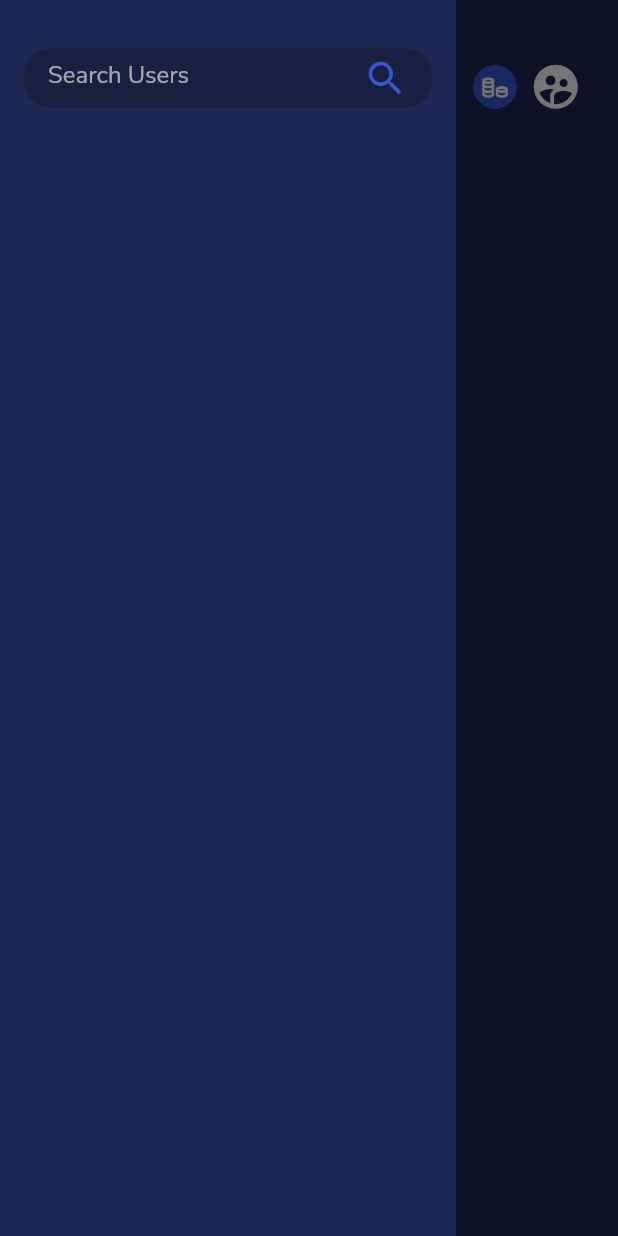
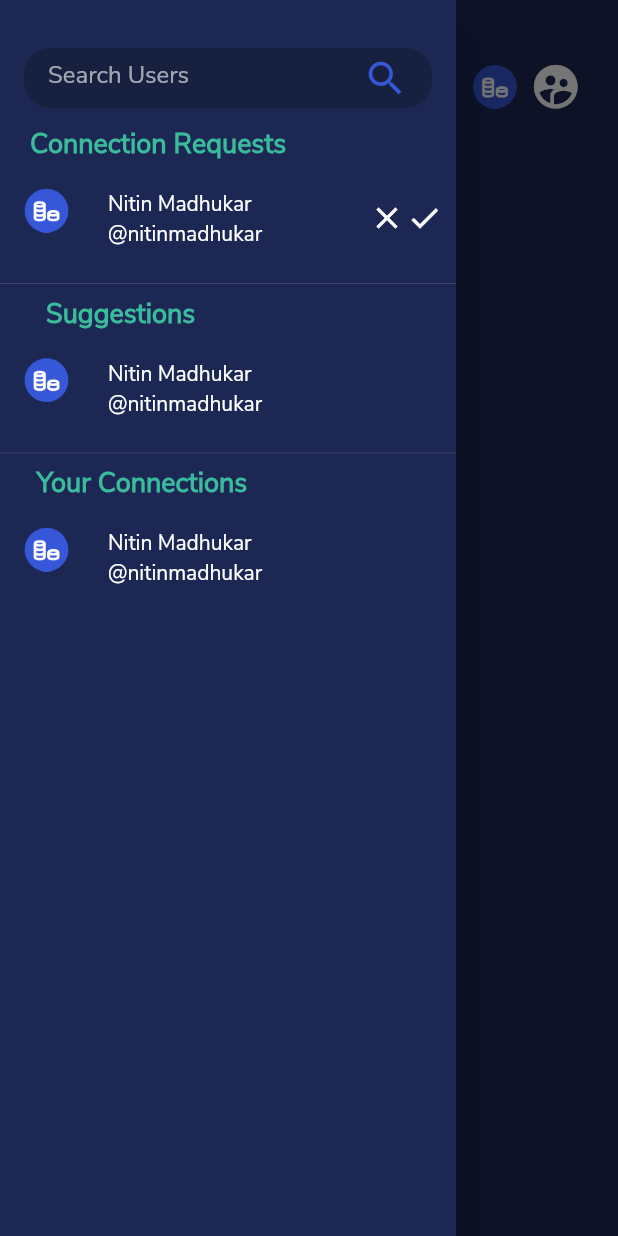
Before and after one commit to harchani-ritik/CoTrade, a Flutter app: the HomePage screen opened directly, with the side drawer open, on a phone screen of 412 x 824 dp. Run offline on Flutter 3.47's test engine with Material 2 defaults, Android fonts, the phone set to English and light mode, and no system bars; our stand-ins replace cloud_firestore, firebase_core, fluttertoast, modal_progress_hud, shared_preferences; accounts and stored records are empty.

Commit message:
Connections and Suggestions displayed with dummy data

```diff
--- /dev/null
+++ b/MobileApplication/co_trade/lib/components/search_bar.dart
@@ -0,0 +1,40 @@
+import 'package:co_trade/services/constants.dart';
+import 'package:flutter/material.dart';
+
+class CustomSearch extends StatelessWidget {
+  final Function onChange;
+  CustomSearch({this.onChange});
+
+  @override
+  Widget build(BuildContext context) {
+    return Container(
+      padding: EdgeInsets.symmetric(horizontal: 16),
+      decoration: BoxDecoration(
+        borderRadius: BorderRadius.all(Radius.circular(18)),
+        color: kDarkBlue,
+      ),
+      height: 40,
+      width: double.infinity,
+      child: Row(
+        children: [
+          Expanded(
+              child: TextFormField(
+                onChanged: onChange,
+                style: TextStyle(
+                  color: Colors.white,
+                ),
+                decoration: InputDecoration(
+                    hintText: 'Search Users',
+                    border: InputBorder.none),
+                cursorColor: Colors.white,
+              )),
+          Icon(
+            Icons.search,
+            size: 30,
+            color: kBrightBlue,
+          ),
+        ],
+      ),
+    );
+  }
+}
--- a/MobileApplication/co_trade/lib/home_page/home_page.dart
+++ b/MobileApplication/co_trade/lib/home_page/home_page.dart
@@ -1,5 +1,7 @@
+import 'package:cloud_firestore/cloud_firestore.dart';
 import 'package:co_trade/background/primary_template.dart';
 import 'package:co_trade/components/custom_button.dart';
+import 'package:co_trade/components/search_bar.dart';
 import 'package:co_trade/home_page/profile_page.dart';
 import 'package:co_trade/models/trader.dart';
 import 'package:co_trade/services/constants.dart';
@@ -17,6 +19,21 @@ class HomePage extends StatefulWidget {
 class _HomePageState extends State<HomePage> {
   bool isLoading = false;
   final GlobalKey _scaffoldKey = new GlobalKey();
+  List<Trader> recommendedTraders = [];
+
+  _fetchTraderRecommendation() async {
+    final db = FirebaseFirestore.instance;
+    await db.collection('user_data').get().then((value) => {
+          value.docs.forEach((element) {
+            //TODO: SOME CONDITION HERE
+            print(element.id);
+            var data = element.data();
+            recommendedTraders.add(
+                Trader(uid: element.id,fullName: data['name'], username: data['username']));
+          })
+        });
+    print(recommendedTraders.length);
+  }
 
   _signOut() async {
     setState(() => isLoading = true);
@@ -27,6 +44,12 @@ class _HomePageState extends State<HomePage> {
     setState(() => isLoading = false);
     Navigator.pushReplacement(
         context, MaterialPageRoute(builder: (context) => SignUpPage()));
+  }
+
+  @override
+  void initState() {
+    super.initState();
+    _fetchTraderRecommendation();
   }
 
   @override
@@ -45,37 +68,107 @@ class _HomePageState extends State<HomePage> {
             child: Column(
               children: [
                 Padding(
-                  padding:
-                      const EdgeInsets.symmetric(vertical: 32, horizontal: 16),
-                  child: Container(
-                    padding: EdgeInsets.symmetric(horizontal: 16),
-                    decoration: BoxDecoration(
-                      borderRadius: BorderRadius.all(Radius.circular(18)),
-                      color: kDarkBlue,
-                    ),
-                    height: 40,
-                    width: double.infinity,
+                  padding: const EdgeInsets.fromLTRB(16, 32, 16, 12),
+                  child: CustomSearch(
+                    onChange: (value) {
+                      print(value);
+                    },
+                  ),
+                ),
+                Align(
+                    alignment: Alignment(-0.7, 0),
+                    child: Text(
+                      'Connection Requests',
+                      style: TextStyle(
+                          color: kGreen,
+                          fontWeight: FontWeight.bold,
+                          fontSize: 18),
+                    )),
+                ListTile(
+                  leading: Image(
+                    height: 30,
+                    image: AssetImage('images/coins_icon.png'),
+                  ),
+                  title: Text(
+                    'Nitin Madhukar',
+                    style: TextStyle(color: Colors.white),
+                  ),
+                  subtitle: Text(
+                    '@nitinmadhukar',
+                    style: TextStyle(color: Colors.white),
+                  ),
+                  trailing: Container(
+                    width: 50,
                     child: Row(
                       children: [
-                        Expanded(
-                            child: TextFormField(
-                          style: TextStyle(
-                            color: Colors.white,
+                        Flexible(
+                          child: IconButton(
+                            icon: Icon(Icons.clear),
+                            onPressed: (){
+                              //TODO: REJECT
+                            },
                           ),
-                          decoration: InputDecoration(
-                              hintText: 'Search Users',
-                              border: InputBorder.none),
-                          cursorColor: Colors.white,
-                        )),
-                        Icon(
-                          Icons.search,
-                          size: 30,
-                          color: kBrightBlue,
+                        ),
+                        Flexible(
+                          child: IconButton(
+                            icon: Icon(Icons.check),
+                            onPressed: (){
+                              //TODO: REJECT
+                            },
+                          ),
                         ),
                       ],
                     ),
                   ),
-                )
+                ),
+                Divider(),
+                Align(
+                    alignment: Alignment(-0.7, 0),
+                    child: Text(
+                      'Suggestions',
+                      style: TextStyle(
+                          color: kGreen,
+                          fontWeight: FontWeight.bold,
+                          fontSize: 18),
+                    )),
+                ListTile(
+                  leading: Image(
+                    height: 30,
+                    image: AssetImage('images/coins_icon.png'),
+                  ),
+                  title: Text(
+                    'Nitin Madhukar',
+                    style: TextStyle(color: Colors.white),
+                  ),
+                  subtitle: Text(
+                    '@nitinmadhukar',
+                    style: TextStyle(color: Colors.white),
+                  ),
+                ),
+                Divider(),
+                Align(
+                    alignment: Alignment(-0.7, 0),
+                    child: Text(
+                      'Your Connections',
+                      style: TextStyle(
+                          color: kGreen,
+                          fontWeight: FontWeight.bold,
+                          fontSize: 18),
+                    )),
+                ListTile(
+                  leading: Image(
+                    height: 30,
+                    image: AssetImage('images/coins_icon.png'),
+                  ),
+                  title: Text(
+                    'Nitin Madhukar',
+                    style: TextStyle(color: Colors.white),
+                  ),
+                  subtitle: Text(
+                    '@nitinmadhukar',
+                    style: TextStyle(color: Colors.white),
+                  ),
+                ),
               ],
             ),
           ),
@@ -87,12 +180,13 @@ class _HomePageState extends State<HomePage> {
             child: Column(
               children: [
                 Padding(
-                  padding: const EdgeInsets.symmetric(vertical: 32,horizontal: 16),
+                  padding:
+                      const EdgeInsets.symmetric(vertical: 32, horizontal: 16),
                   child: Row(
                     mainAxisAlignment: MainAxisAlignment.spaceBetween,
                     children: [
                       GestureDetector(
-                        onTap:(){
+                        onTap: () {
                           Scaffold.of(context).openDrawer();
                         },
                         child: Image(
@@ -122,20 +216,20 @@ class _HomePageState extends State<HomePage> {
                               // )
                             ],
                           ),
-
                           IconButton(
                             iconSize: 35,
                             icon: Icon(Icons.supervised_user_circle_rounded),
-                            onPressed: (){
+                            onPressed: () {
                               Navigator.push(
                                   context,
                                   MaterialPageRoute(
                                       builder: (context) => ProfilePage(
-                                        Provider.of<Trader>(context, listen: false)
-                                            .uid,
-                                        isPersonal: true,
-                                        signOutCallback: _signOut,
-                                      )));
+                                            Provider.of<Trader>(context,
+                                                    listen: false)
+                                                .uid,
+                                            isPersonal: true,
+                                            signOutCallback: _signOut,
+                                          )));
                             },
                           ),
                         ],
--- a/MobileApplication/co_trade/lib/home_page/profile_page.dart
+++ b/MobileApplication/co_trade/lib/home_page/profile_page.dart
@@ -140,18 +140,18 @@ class _ProfilePageState extends State<ProfilePage> {
                 height: 10,
               ),
               Text(
-                trader.fullName,
+                trader.fullName??'',
                 style: TextStyle(
                     fontSize: 18,
                     color: Colors.white,
                     fontWeight: FontWeight.bold),
               ),
               Text(
-                trader.username,
+                trader.username??'',
                 style: TextStyle(fontSize: 18, color: Colors.white),
               ),
               Text(
-                trader.email,
+                trader.email??'',
                 style: TextStyle(
                     fontSize: 18,
                     color: Colors.white,
@@ -172,7 +172,7 @@ class _ProfilePageState extends State<ProfilePage> {
                           ),
                         ),
                         Text(
-                          trader.coins.toString(),
+                          trader.coins.toString()??'',
                           style: TextStyle(
                               fontSize: 22,
                               color: Colors.white,
--- a/MobileApplication/co_trade/lib/models/trader.dart
+++ b/MobileApplication/co_trade/lib/models/trader.dart
@@ -4,9 +4,7 @@ import 'package:co_trade/models/stock.dart';
 class Trader{
   static const int INITIAL_COINS_VALUE = 1000;
 
-  Trader(){
-    this.coins=INITIAL_COINS_VALUE;
-  }
+  Trader({this.uid,this.fullName,this.username});
 
   String uid;
   String fullName='';
@@ -14,7 +12,7 @@ class Trader{
   String phoneNo;
   String username='';
   String password;
-  int coins;
+  int coins = INITIAL_COINS_VALUE;
   List<Stock> stocksHold=[];
   List<String> requests=[];
   List<String> connections=[];
--- a/MobileApplication/co_trade/lib/sign_up/initial_page.dart
+++ b/MobileApplication/co_trade/lib/sign_up/initial_page.dart
@@ -28,11 +28,11 @@ class InitialPage extends StatelessWidget {
                   image: AssetImage('images/name_logo.png'),
                 ),
                 SizedBox(
-                  height: 80,
+                  height: 90,
                 ),
                 Image(
                   height: 150,
-                  image: AssetImage('images/login_page_logo.png'),
+                  image: AssetImage('images/bar_image.png'),
                 ),
                 SizedBox(
                   height: 150,
```
Also changed, not shown: MobileApplication/co_trade/images/bar_image.png (added).
